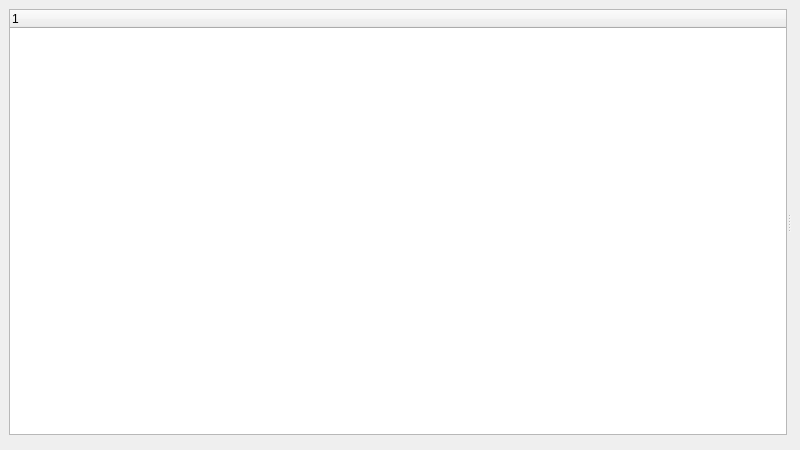
metabrainz/picard, file ui/options.ui: the form before one commit.
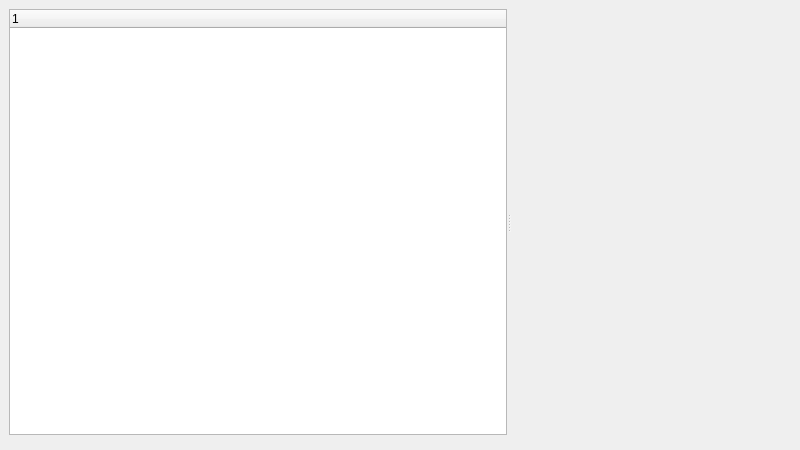
The form after the commit.

Commit message:
PICARD-2791: Prevent panes of options window being fully collapsible
Prevents users accidentally hiding a pane without knowing how to get it back.

Patch:
```diff
--- a/ui/options.ui
+++ b/ui/options.ui
@@ -41,6 +41,12 @@
         <verstretch>0</verstretch>
        </sizepolicy>
       </property>
+      <property name="minimumSize">
+       <size>
+        <width>140</width>
+        <height>0</height>
+       </size>
+      </property>
       <column>
        <property name="text">
         <string/>
@@ -54,6 +60,12 @@
         <verstretch>0</verstretch>
        </sizepolicy>
       </property>
+      <property name="minimumSize">
+       <size>
+        <width>280</width>
+        <height>0</height>
+       </size>
+      </property>
      </widget>
     </widget>
    </item>
```
Left out of the diff: 3 changed lines with no effect on the pictures. The commit also changes 1 other file.
